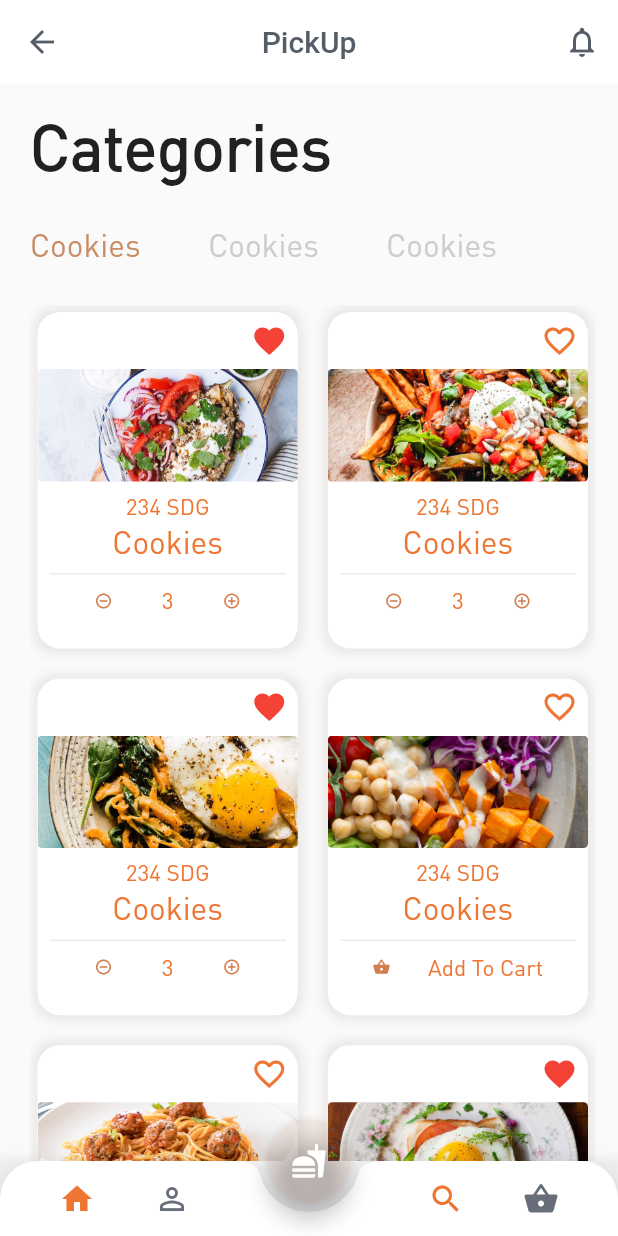
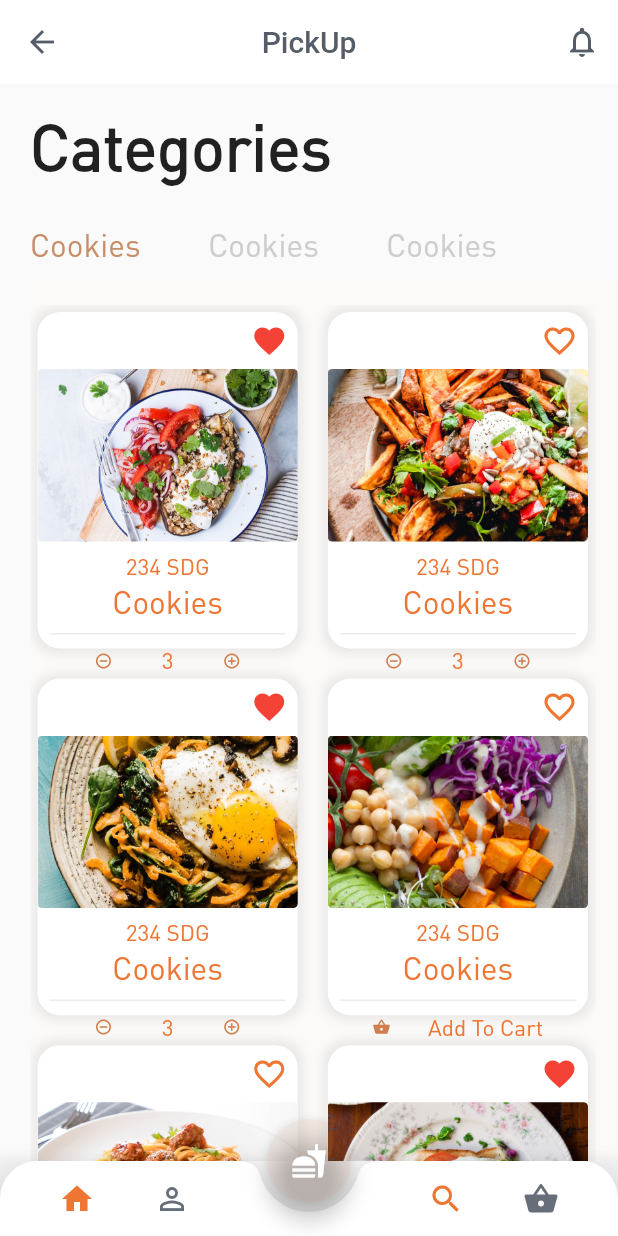
Before and after one commit to taghassan54/flutter_ui_challenge, a Flutter app: the screen it shows after launch, on a phone screen of 412 x 824 dp. Run offline on Flutter 3.47's test engine with Material 2 defaults, Android fonts, the phone set to English and light mode, and no system bars.

```diff
--- a/lib/cooki_page.dart
+++ b/lib/cooki_page.dart
@@ -91,7 +91,7 @@ class CookiPage extends StatelessWidget {
               Hero(
                   tag: imgPath,
                   child: Container(
-                    height: 75.0,
+                    height: 115.0,
                     decoration: BoxDecoration(
                         borderRadius: BorderRadius.circular(3.0),
                         image: DecorationImage(
```
